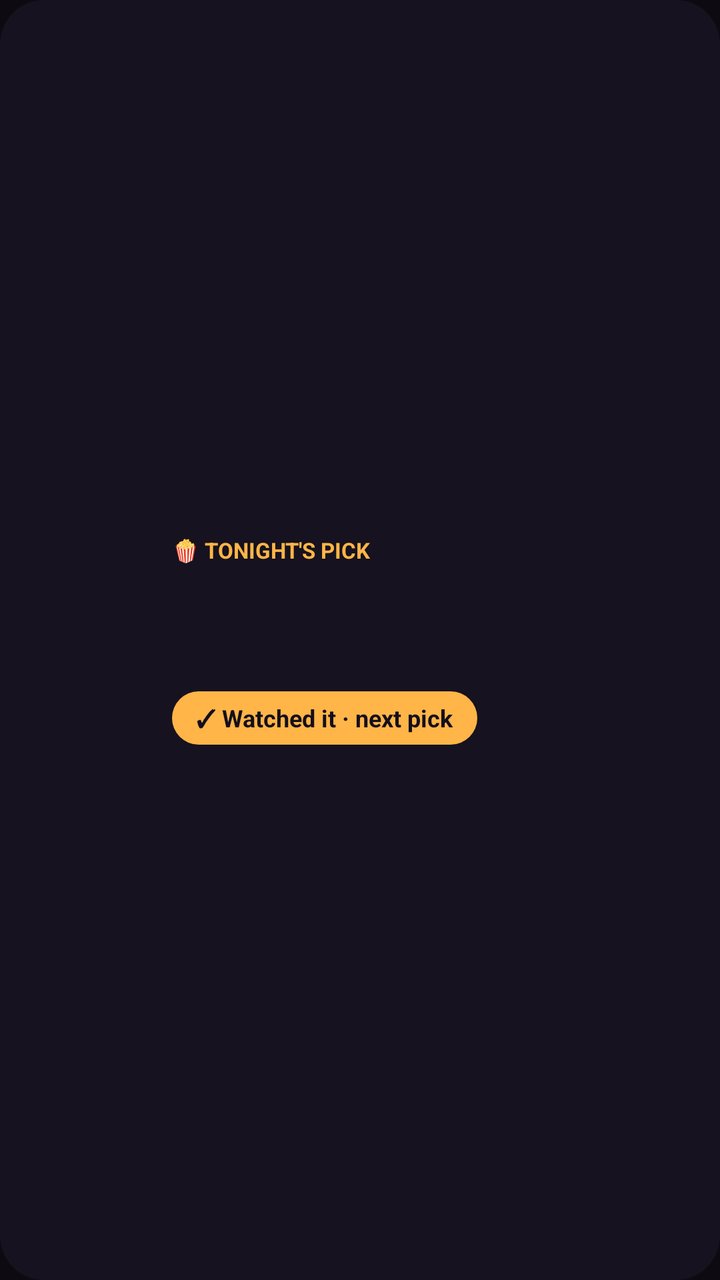
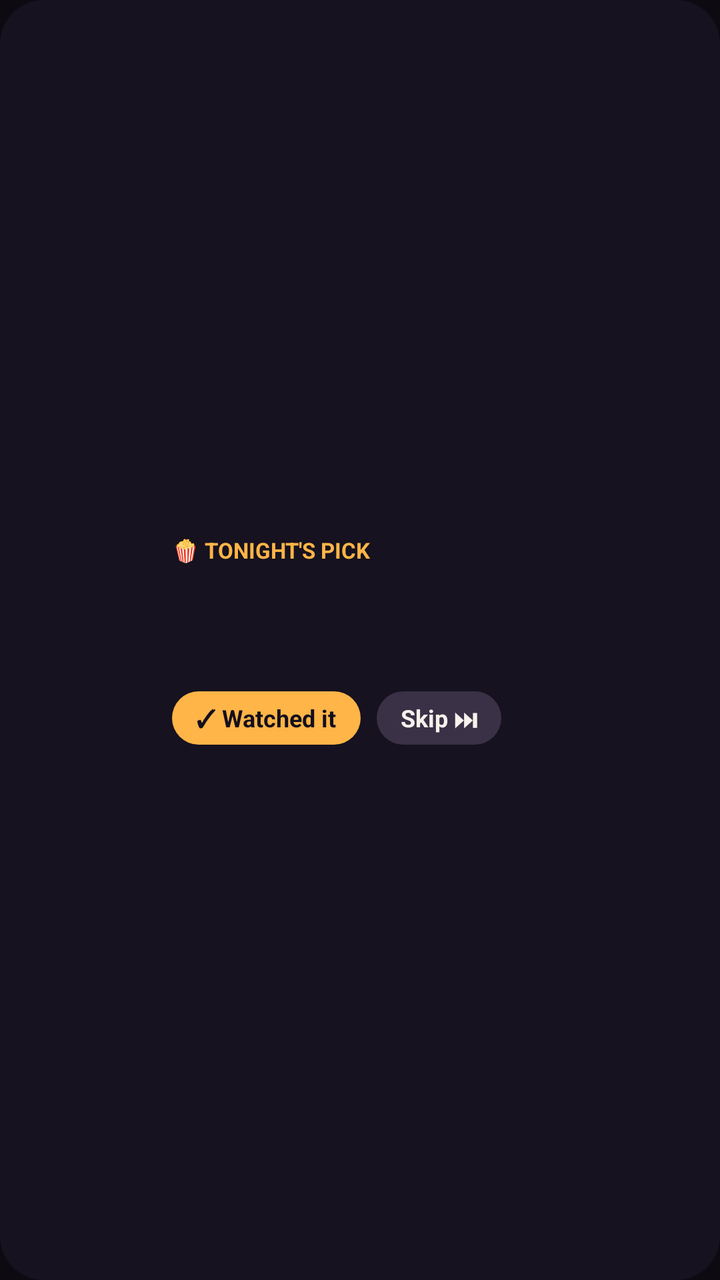

An Android layout rendered at two revisions. The XML below is the earlier revision; the diff shows what the commit changed to produce the second picture.
<!-- AndroidManifest.xml: application theme Theme.VibeSync -->
<!-- res/layout/widget_pick.xml -->
<?xml version="1.0" encoding="utf-8"?>
<LinearLayout xmlns:android="http://schemas.android.com/apk/res/android"
    android:id="@+id/w_root"
    android:layout_width="match_parent"
    android:layout_height="match_parent"
    android:orientation="horizontal"
    android:padding="10dp"
    android:background="@drawable/widget_bg">

    <ImageView
        android:id="@+id/w_poster"
        android:layout_width="64dp"
        android:layout_height="match_parent"
        android:scaleType="centerCrop"
        android:contentDescription="Poster" />

    <LinearLayout
        android:layout_width="0dp"
        android:layout_height="match_parent"
        android:layout_weight="1"
        android:layout_marginStart="12dp"
        android:gravity="center_vertical"
        android:orientation="vertical">

        <TextView
            android:layout_width="wrap_content"
            android:layout_height="wrap_content"
            android:text="🍿 TONIGHT'S PICK"
            android:textColor="#FFB547"
            android:textSize="11sp"
            android:textStyle="bold" />

        <TextView
            android:id="@+id/w_title"
            android:layout_width="match_parent"
            android:layout_height="wrap_content"
            android:ellipsize="end"
            android:maxLines="2"
            android:textColor="#F6F2EC"
            android:textSize="17sp"
            android:textStyle="bold" />

        <TextView
            android:id="@+id/w_sub"
            android:layout_width="match_parent"
            android:layout_height="wrap_content"
            android:maxLines="1"
            android:ellipsize="end"
            android:textColor="#B8AFC4"
            android:textSize="12sp" />

        <TextView
            android:id="@+id/w_line"
            android:layout_width="match_parent"
            android:layout_height="wrap_content"
            android:layout_marginTop="2dp"
            android:ellipsize="end"
            android:maxLines="2"
            android:textColor="#D9D2E3"
            android:textSize="12sp" />

        <TextView
            android:id="@+id/w_watched"
            android:layout_width="wrap_content"
            android:layout_height="wrap_content"
            android:layout_marginTop="6dp"
            android:background="@drawable/widget_pill"
            android:paddingStart="12dp"
            android:paddingEnd="12dp"
            android:paddingTop="5dp"
            android:paddingBottom="5dp"
            android:text="✓ Watched it · next pick"
            android:textColor="#140F1C"
            android:textSize="12sp"
            android:textStyle="bold" />
    </LinearLayout>
</LinearLayout>
<!-- resources referenced by this layout -->
<resources>
  <!-- drawable widget_bg (drawable) -->
  <?xml version="1.0" encoding="utf-8"?>
  <shape xmlns:android="http://schemas.android.com/apk/res/android" android:shape="rectangle">
      <solid android:color="#F0171320" />
      <corners android:radius="22dp" />
  </shape>
  <!-- drawable widget_pill (drawable) -->
  <?xml version="1.0" encoding="utf-8"?>
  <shape xmlns:android="http://schemas.android.com/apk/res/android" android:shape="rectangle">
      <solid android:color="#FFB547" />
      <corners android:radius="999dp" />
  </shape>
  <style name="Theme.VibeSync" parent="android:Theme.Material.NoActionBar">
          <item name="android:colorPrimary">@color/vs_accent</item>
          <item name="android:colorAccent">@color/vs_accent_2</item>
          <item name="android:windowBackground">@color/vs_background</item>
          <item name="android:statusBarColor">@color/vs_background</item>
          <item name="android:navigationBarColor">@color/vs_background</item>
      </style>
  <color name="vs_accent">#FFB547</color>
  <color name="vs_accent_2">#FF4D5E</color>
  <color name="vs_background">#0D0A12</color>
</resources>

<!-- the commit's change to res/layout/widget_pick.xml (unified diff, before → after) -->
@@ -59,19 +59,41 @@
             android:textColor="#D9D2E3"
             android:textSize="12sp" />
 
-        <TextView
-            android:id="@+id/w_watched"
+        <LinearLayout
+            android:id="@+id/w_btns"
             android:layout_width="wrap_content"
             android:layout_height="wrap_content"
             android:layout_marginTop="6dp"
-            android:background="@drawable/widget_pill"
-            android:paddingStart="12dp"
-            android:paddingEnd="12dp"
-            android:paddingTop="5dp"
-            android:paddingBottom="5dp"
-            android:text="✓ Watched it · next pick"
-            android:textColor="#140F1C"
-            android:textSize="12sp"
-            android:textStyle="bold" />
+            android:orientation="horizontal">
+
+            <TextView
+                android:id="@+id/w_watched"
+                android:layout_width="wrap_content"
+                android:layout_height="wrap_content"
+                android:background="@drawable/widget_pill"
+                android:paddingStart="12dp"
+                android:paddingEnd="12dp"
+                android:paddingTop="5dp"
+                android:paddingBottom="5dp"
+                android:text="✓ Watched it"
+                android:textColor="#140F1C"
+                android:textSize="12sp"
+                android:textStyle="bold" />
+
+            <TextView
+                android:id="@+id/w_skip"
+                android:layout_width="wrap_content"
+                android:layout_height="wrap_content"
+                android:layout_marginStart="8dp"
+                android:background="@drawable/widget_pill_soft"
+                android:paddingStart="12dp"
+                android:paddingEnd="12dp"
+                android:paddingTop="5dp"
+                android:paddingBottom="5dp"
+                android:text="Skip ⏭"
+                android:textColor="#F6F2EC"
+                android:textSize="12sp"
+                android:textStyle="bold" />
+        </LinearLayout>
     </LinearLayout>
 </LinearLayout>
<!-- resource entries referenced after the edit -->
@@ -12,6 +12,12 @@
       <solid android:color="#FFB547" />
       <corners android:radius="999dp" />
   </shape>
+  <!-- drawable widget_pill_soft (drawable) -->
+  <?xml version="1.0" encoding="utf-8"?>
+  <shape xmlns:android="http://schemas.android.com/apk/res/android" android:shape="rectangle">
+      <solid android:color="#3A3146" />
+      <corners android:radius="999dp" />
+  </shape>
   <style name="Theme.VibeSync" parent="android:Theme.Material.NoActionBar">
           <item name="android:colorPrimary">@color/vs_accent</item>
           <item name="android:colorAccent">@color/vs_accent_2</item>
